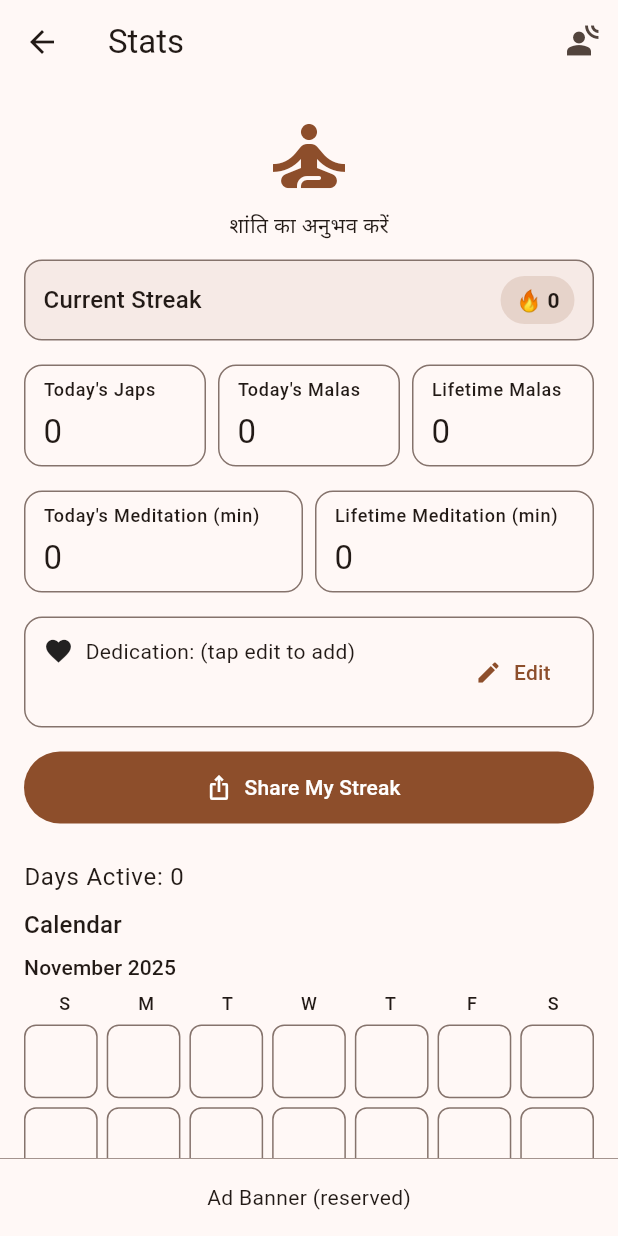
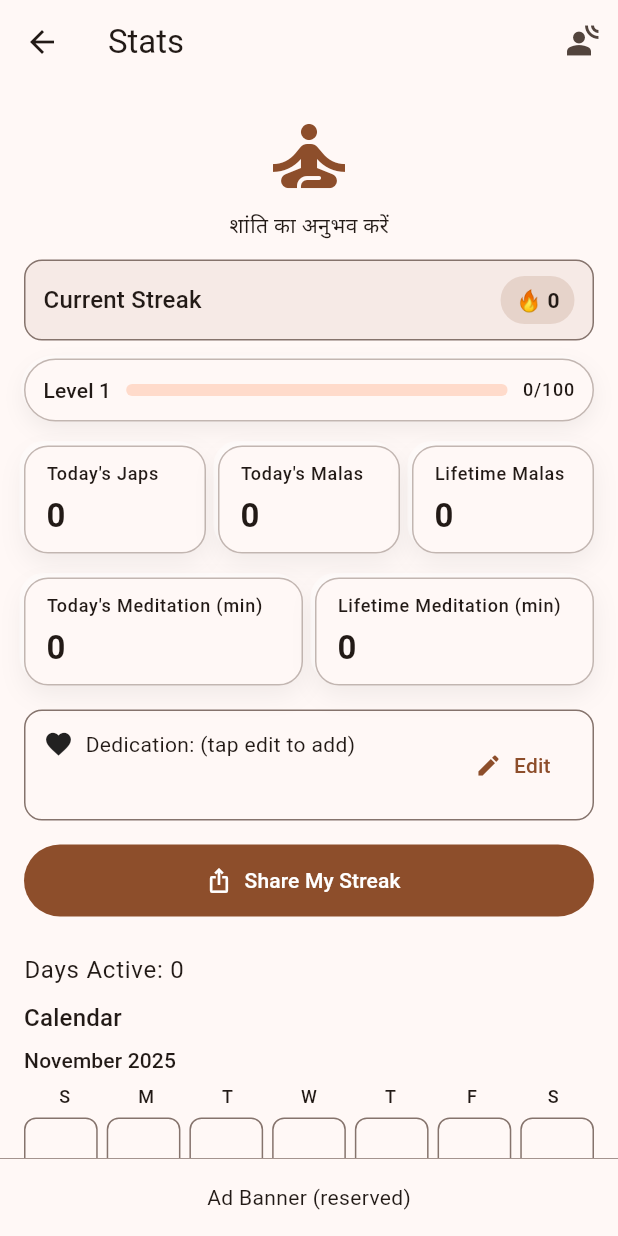
Before and after one commit to TusharSharmaaa/jap-counter, a Flutter app: the _StatsPage screen opened directly, on a phone screen of 412 x 824 dp. Run offline on Flutter 3.47's test engine with Material 3 defaults, Android fonts, the phone set to English and light mode, and no system bars; our stand-ins replace audioplayers, cloud_firestore, confetti, connectivity_plus, firebase_core, flutter_local_notifications and 9 more; accounts and stored records are empty; network calls fail.

Commit message:
UI Modernization: neumorph tiles + transitions; Gamify: XP/levels/badges scaffold

```diff
--- a/lib/app.dart
+++ b/lib/app.dart
@@ -26,6 +26,8 @@ import 'package:package_info_plus/package_info_plus.dart';
 import 'data/activity_store.dart';
 import 'ads/test_banner.dart';
 import 'data/counter_store.dart';
+import 'theme/neumorph.dart';
+import 'gamify/gamify_store.dart';
 import 'package:audioplayers/audioplayers.dart';
 import 'ads/interstitial_timer.dart';
 
@@ -134,14 +136,34 @@ class _AppState extends State<App> with WidgetsBindingObserver {
       darkTheme: _darkTheme,
       themeMode: _themeMode,
       home: Scaffold(
-        body: _index == 4
-            ? SettingsPage(
-          themeMode: _themeMode,
-          onThemeModeChanged: (mode) {
-            setState(() => _themeMode = mode);
-            _saveThemeMode(mode);
-          },        )
-            : _pages[_index],
+        body: AnimatedSwitcher(
+          duration: const Duration(milliseconds: 280),
+          switchInCurve: Curves.easeOutCubic,
+          switchOutCurve: Curves.easeInCubic,
+          transitionBuilder: (child, animation) {
+            final offset = Tween<Offset>(
+              begin: const Offset(0.03, 0.02),
+              end: Offset.zero,
+            ).animate(animation);
+            return FadeTransition(
+              opacity: animation,
+              child: SlideTransition(position: offset, child: child),
+            );
+          },
+          child: (_index == 4)
+              ? SettingsPage(
+                  key: const ValueKey('settings'),
+                  themeMode: _themeMode,
+                  onThemeModeChanged: (mode) {
+                    setState(() => _themeMode = mode);
+                    _saveThemeMode(mode);
+                  },
+                )
+              : KeyedSubtree(
+                  key: ValueKey('tab-$_index'),
+                  child: _pages[_index],
+                ),
+        ),
         bottomNavigationBar: NavigationBar(
           selectedIndex: _index,
           onDestinationSelected: (i) {
@@ -237,6 +259,13 @@ class _CounterPageState extends State<_CounterPage> {
     final wasZero = _today == 0;            // track 0 → 1 transition
     final willBe = _today + 1; // value after this tap
     await s.increment();
+
+    try {
+      await GamifyStore.addXp(1);
+      if ((willBe % 108) == 0) {
+        await GamifyStore.addXp(20);
+      }
+    } catch (_) {}
 // If this was the first jap of the day, mark today as active
     if (wasZero) {
       await ActivityStore.markTodayActive();
@@ -246,6 +275,10 @@ class _CounterPageState extends State<_CounterPage> {
       final streak = await ActivityStore.currentStreak();
       if (!mounted) return;
       if (streak == 7 || streak == 21 || streak == 40) {
+        try {
+          await GamifyStore.awardBadge('streak_$streak');
+          await GamifyStore.addXp(30);
+        } catch (_) {}
         try {
           HapticFeedback.mediumImpact();
         } catch (_) {}
@@ -397,6 +430,33 @@ class _StatTile extends StatelessWidget {
   }
 }
 
+class _NeoTile extends StatelessWidget {
+  final String title;
+  final String value;
+
+  const _NeoTile({required this.title, required this.value});
+
+  @override
+  Widget build(BuildContext context) {
+    return Container(
+      height: 72,
+      decoration: Neo.card(context),
+      padding: const EdgeInsets.symmetric(horizontal: 14, vertical: 10),
+      child: Column(
+        crossAxisAlignment: CrossAxisAlignment.start,
+        children: [
+          Text(title, style: Theme.of(context).textTheme.labelMedium),
+          const Spacer(),
+          Text(
+            value,
+            style: Theme.of(context).textTheme.titleLarge?.copyWith(fontWeight: FontWeight.w700),
+          ),
+        ],
+      ),
+    );
+  }
+}
+
 class _MalaProgress extends StatelessWidget {
   final int todayJaps;
   const _MalaProgress({required this.todayJaps});
@@ -476,6 +536,12 @@ class _StatsPageState extends State<_StatsPage> {
   Future<void> _saveAmbiencePref(bool v) async {
     final p = await SharedPreferences.getInstance();
     await p.setBool(_ambienceKey, v);
+  }
+
+  Future<Map<String, dynamic>> _loadLevelSnapshot() async {
+    final xp = await GamifyStore.xp();
+    final level = await GamifyStore.level();
+    return {'xp': xp, 'level': level};
   }
 
   void onBecameVisible() {
@@ -666,22 +732,79 @@ class _StatsPageState extends State<_StatsPage> {
             },
           ),
         ),
+        FutureBuilder<Map<String, dynamic>>(
+          future: _loadLevelSnapshot(),
+          builder: (context, snapshot) {
+            final xp = (snapshot.data?['xp'] ?? 0) as int;
+            final level = (snapshot.data?['level'] ?? 1) as int;
+            final next = 100 + (level - 1) * 50;
+            final progress = (xp / next).clamp(0.0, 1.0);
+
+            return Container(
+              margin: const EdgeInsets.only(top: 12),
+              padding: const EdgeInsets.symmetric(horizontal: 12, vertical: 10),
+              decoration: Neo.pill(context),
+              child: Row(
+                children: [
+                  Text('Level $level', style: Theme.of(context).textTheme.titleSmall),
+                  const SizedBox(width: 10),
+                  Expanded(
+                    child: ClipRRect(
+                      borderRadius: BorderRadius.circular(8),
+                      child: LinearProgressIndicator(value: progress, minHeight: 8),
+                    ),
+                  ),
+                  const SizedBox(width: 10),
+                  Text('$xp/$next', style: Theme.of(context).textTheme.labelMedium),
+                ],
+              ),
+            );
+          },
+        ),
+        FutureBuilder<Set<String>>(
+          future: GamifyStore.badges(),
+          builder: (context, snapshot) {
+            final badges = snapshot.data ?? <String>{};
+            if (badges.isEmpty) return const SizedBox.shrink();
+
+            return Padding(
+              padding: const EdgeInsets.only(top: 12),
+              child: Wrap(
+                spacing: 8,
+                runSpacing: 8,
+                children: badges.map((badge) {
+                  final label = switch (badge) {
+                    'streak_7' => '🔥 7-day Streak',
+                    'streak_21' => '🔥 21-day Streak',
+                    'streak_40' => '🔥 40-day Streak',
+                    _ => badge,
+                  };
+                  return Container(
+                    padding: const EdgeInsets.symmetric(horizontal: 12, vertical: 8),
+                    decoration: Neo.pill(context),
+                    child: Text(label, style: Theme.of(context).textTheme.labelLarge),
+                  );
+                }).toList(),
+              ),
+            );
+          },
+        ),
         const SizedBox(height: 16),
         Row(
           children: [
-            Expanded(child: _StatTile(title: "Today's Japs", value: _today.toString())),
+            Expanded(child: _NeoTile(title: "Today's Japs", value: _today.toString())),
             const SizedBox(width: 8),
-            Expanded(child: _StatTile(title: "Today's Malas", value: todayMalas.toString())),
+            Expanded(child: _NeoTile(title: "Today's Malas", value: todayMalas.toString())),
             const SizedBox(width: 8),
-            Expanded(child: _StatTile(title: "Lifetime Malas", value: lifetimeMalas.toString())),
+            Expanded(child: _NeoTile(title: "Lifetime Malas", value: lifetimeMalas.toString())),
           ],
         ),
         const SizedBox(height: 16),
         Row(
           children: [
-            Expanded(child: _StatTile(title: "Today's Meditation (min)", value: _todayMin.toString())),
+            Expanded(child: _NeoTile(title: "Today's Meditation (min)", value: _todayMin.toString())),
             const SizedBox(width: 8),
-            Expanded(child: _StatTile(title: "Lifetime Meditation (min)", value: _lifetimeMin.toString())),
+            Expanded(child: _NeoTile(title: "Lifetime Meditation (min)", value: _lifetimeMin.toString())),
           ],
         ),
         const SizedBox(height: 16),
--- /dev/null
+++ b/lib/gamify/gamify_store.dart
@@ -0,0 +1,59 @@
+import 'package:shared_preferences/shared_preferences.dart';
+
+class GamifyStore {
+  static const _kXp = 'gamify.xp';
+  static const _kLevel = 'gamify.level';
+  static const _kBadges = 'gamify.badges';
+
+  static Future<int> xp() async {
+    final prefs = await SharedPreferences.getInstance();
+    return prefs.getInt(_kXp) ?? 0;
+  }
+
+  static Future<int> level() async {
+    final prefs = await SharedPreferences.getInstance();
+    return prefs.getInt(_kLevel) ?? 1;
+  }
+
+  static int _xpForNext(int level) => 100 + (level - 1) * 50;
+
+  static Future<Map<String, dynamic>> addXp(int delta) async {
+    final prefs = await SharedPreferences.getInstance();
+    var currentXp = prefs.getInt(_kXp) ?? 0;
+    var level = prefs.getInt(_kLevel) ?? 1;
+
+    currentXp += delta;
+    var leveled = false;
+
+    while (currentXp >= _xpForNext(level)) {
+      currentXp -= _xpForNext(level);
+      level += 1;
+      leveled = true;
+    }
+
+    await prefs.setInt(_kXp, currentXp);
+    await prefs.setInt(_kLevel, level);
+
+    return {
+      'xp': currentXp,
+      'level': level,
+      'leveledUp': leveled,
+    };
+  }
+
+  static Future<void> awardBadge(String id) async {
+    final prefs = await SharedPreferences.getInstance();
+    final csv = prefs.getString(_kBadges) ?? '';
+    final set = <String>{...csv.split(',').where((e) => e.isNotEmpty)};
+
+    if (set.add(id)) {
+      await prefs.setString(_kBadges, set.join(','));
+    }
+  }
+
+  static Future<Set<String>> badges() async {
+    final prefs = await SharedPreferences.getInstance();
+    final csv = prefs.getString(_kBadges) ?? '';
+    return <String>{...csv.split(',').where((e) => e.isNotEmpty)};
+  }
+}
--- /dev/null
+++ b/lib/theme/neumorph.dart
@@ -0,0 +1,51 @@
+import 'package:flutter/material.dart';
+
+class Neo {
+  static BoxDecoration card(BuildContext context) {
+    final surface = Theme.of(context).colorScheme.surface;
+    return BoxDecoration(
+      color: surface,
+      borderRadius: BorderRadius.circular(16),
+      boxShadow: [
+        BoxShadow(
+          color: Colors.black.withValues(alpha: 0.06),
+          blurRadius: 14,
+          offset: const Offset(0, 6),
+        ),
+        BoxShadow(
+          color: Colors.white.withValues(alpha: 0.75),
+          blurRadius: 8,
+          offset: const Offset(-3, -3),
+          blurStyle: BlurStyle.inner,
+        ),
+      ],
+      border: Border.all(
+        color: Theme.of(context).dividerColor.withValues(alpha: 0.5),
+      ),
+    );
+  }
+
+  static BoxDecoration pill(BuildContext context) {
+    final surface = Theme.of(context).colorScheme.surface;
+    return BoxDecoration(
+      color: surface,
+      borderRadius: BorderRadius.circular(30),
+      boxShadow: [
+        BoxShadow(
+          color: Colors.black.withValues(alpha: 0.06),
+          blurRadius: 12,
+          offset: const Offset(0, 5),
+        ),
+        BoxShadow(
+          color: Colors.white.withValues(alpha: 0.6),
+          blurRadius: 6,
+          offset: const Offset(-2, -2),
+          blurStyle: BlurStyle.inner,
+        ),
+      ],
+      border: Border.all(
+        color: Theme.of(context).dividerColor.withValues(alpha: 0.5),
+      ),
+    );
+  }
+}
```
